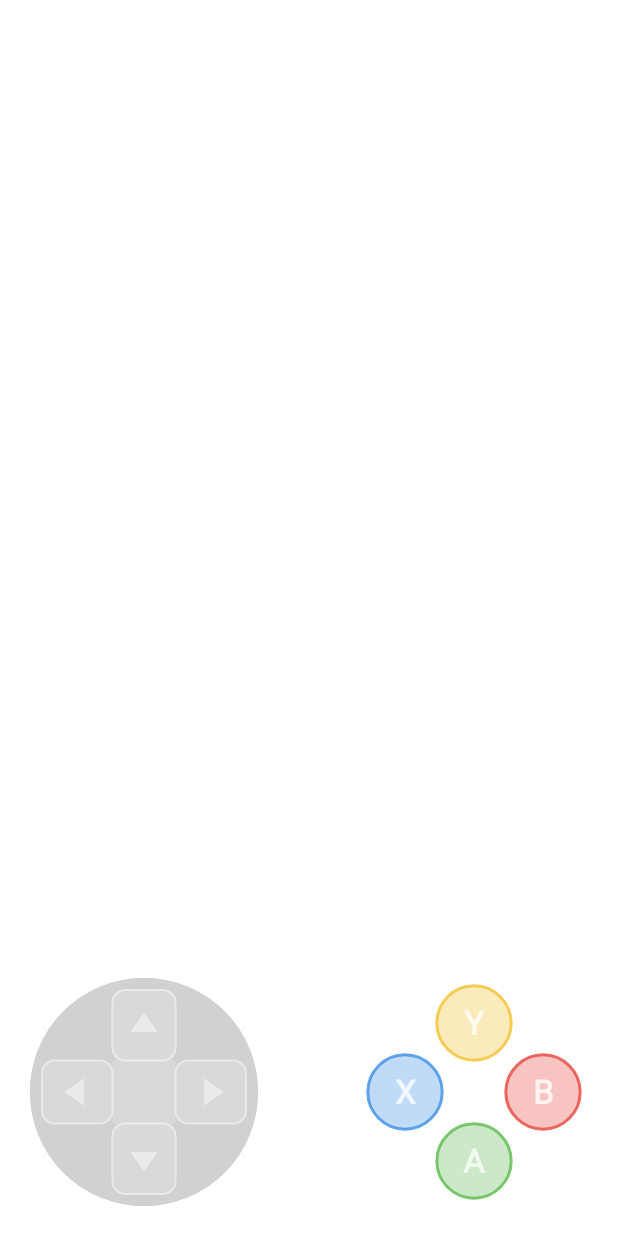
After one commit to biliboobrian/romcloud-native, an Android app built with Jetpack Compose: the composable VirtualPad shown on its own in the app's theme, on a phone screen of 412 x 824 dp. The commit adds this screen. Run offline under Robolectric (Android 15) with nearby library versions, the phone set to English and light mode, and no system bars.

Commit message:
RomCloud Native : manette virtuelle à l'écran façon Xbox (croix, A B X Y, LB / RB, View / Menu, plusieurs doigts) quand aucune manette n'est branchée — réglage automatique, toujours ou jamais

```diff
--- /dev/null
+++ b/romCloudNative/src/main/java/com/romcloud/rcnative/VirtualPad.kt
@@ -0,0 +1,206 @@
+package com.romcloud.rcnative
+
+import android.content.Context
+import android.hardware.input.InputManager
+import android.view.InputDevice
+import androidx.compose.foundation.Canvas
+import androidx.compose.foundation.layout.BoxWithConstraints
+import androidx.compose.foundation.layout.fillMaxSize
+import androidx.compose.runtime.Composable
+import androidx.compose.runtime.getValue
+import androidx.compose.runtime.mutableIntStateOf
+import androidx.compose.runtime.remember
+import androidx.compose.runtime.setValue
+import androidx.compose.ui.Modifier
+import androidx.compose.ui.geometry.CornerRadius
+import androidx.compose.ui.geometry.Offset
+import androidx.compose.ui.geometry.Rect
+import androidx.compose.ui.geometry.Size
+import androidx.compose.ui.graphics.Color
+import androidx.compose.ui.graphics.Path
+import androidx.compose.ui.graphics.drawscope.DrawScope
+import androidx.compose.ui.graphics.drawscope.Stroke
+import androidx.compose.ui.graphics.nativeCanvas
+import androidx.compose.ui.input.pointer.pointerInput
+import androidx.compose.ui.platform.LocalDensity
+import kotlin.math.abs
+import kotlin.math.hypot
+import kotlin.math.min
+
+/** Affichage de la manette virtuelle : selon la présence d'une manette, toujours, ou jamais. */
+enum class VirtualPadMode { AUTO, ALWAYS, NEVER }
+
+object VirtualPadSettings {
+    private const val PREFS = "settings"
+    private const val KEY = "virtual_pad"
+
+    fun mode(context: Context): VirtualPadMode =
+        runCatching { VirtualPadMode.valueOf(context.getSharedPreferences(PREFS, Context.MODE_PRIVATE).getString(KEY, null) ?: "") }
+            .getOrDefault(VirtualPadMode.AUTO)
+
+    fun setMode(context: Context, mode: VirtualPadMode) {
+        context.getSharedPreferences(PREFS, Context.MODE_PRIVATE).edit().putString(KEY, mode.name).apply()
+    }
+
+    /** Une manette physique (USB ou Bluetooth) est-elle branchée ? */
+    fun gamepadConnected(context: Context): Boolean {
+        val input = context.getSystemService(Context.INPUT_SERVICE) as InputManager
+        return input.inputDeviceIds.any { id ->
+            val device = input.getInputDevice(id) ?: return@any false
+            !device.isVirtual && (device.sources and InputDevice.SOURCE_GAMEPAD == InputDevice.SOURCE_GAMEPAD ||
+                device.sources and InputDevice.SOURCE_JOYSTICK == InputDevice.SOURCE_JOYSTICK)
+        }
+    }
+}
+
+/** Zone tactile d'un bouton : cercle (centre, rayon) ou rectangle arrondi (gâchettes, Start, View). */
+private class VButton(val bit: Int, val label: String, val color: Color, val center: Offset, val radius: Float, val rect: Rect? = null) {
+    fun contains(p: Offset, slop: Float): Boolean =
+        rect?.inflate(slop)?.contains(p) ?: (hypot(p.x - center.x, p.y - center.y) <= radius + slop)
+}
+
+/** Disposition des commandes, calculée pour la taille de l'écran (pixels). */
+private class Layout(width: Float, height: Float, unit: Float) {
+    val dpadCenter = Offset(unit * 2.4f, height - unit * 2.4f)
+    val dpadRadius = unit * 1.7f
+    val buttons: List<VButton>
+
+    init {
+        val face = Offset(width - unit * 2.4f, height - unit * 2.4f)
+        val gap = unit * 1.15f
+        val r = unit * 0.62f
+        val shoulder = Size(unit * 2.6f, unit * 1.0f)
+        val small = Size(unit * 1.4f, unit * 0.7f)
+        buttons = listOf(
+            VButton(Pad.A, "A", Color(0xFF5DBB4E), face + Offset(0f, gap), r),
+            VButton(Pad.B, "B", Color(0xFFE5483E), face + Offset(gap, 0f), r),
+            VButton(Pad.X, "X", Color(0xFF3D8FE6), face + Offset(-gap, 0f), r),
+            VButton(Pad.Y, "Y", Color(0xFFF2C230), face + Offset(0f, -gap), r),
+            VButton(Pad.L, "LB", Color.White, Offset.Zero, 0f, Rect(Offset(unit * 0.6f, unit * 0.6f), shoulder)),
+            VButton(Pad.R, "RB", Color.White, Offset.Zero, 0f, Rect(Offset(width - unit * 0.6f - shoulder.width, unit * 0.6f), shoulder)),
+            VButton(Pad.SELECT, "View", Color.White, Offset.Zero, 0f, Rect(Offset(width / 2 - unit * 0.3f - small.width, unit * 0.6f), small)),
+            VButton(Pad.START, "Menu", Color.White, Offset.Zero, 0f, Rect(Offset(width / 2 + unit * 0.3f, unit * 0.6f), small)),
+        )
+    }
+
+    /** Boutons enfoncés par les doigts posés aux points `touches`. */
+    fun pressed(touches: List<Offset>, unit: Float): Int {
+        var bits = 0
+        for (p in touches) {
+            // Croix : direction du doigt par rapport à son centre, huit directions.
+            val d = p - dpadCenter
+            if (hypot(d.x, d.y) <= dpadRadius * 1.35f) {
+                val dead = dpadRadius * 0.25f
+                if (d.x < -dead && abs(d.x) > abs(d.y) * 0.4f) bits = bits or Pad.LEFT
+                if (d.x > dead && abs(d.x) > abs(d.y) * 0.4f) bits = bits or Pad.RIGHT
+                if (d.y < -dead && abs(d.y) > abs(d.x) * 0.4f) bits = bits or Pad.UP
+                if (d.y > dead && abs(d.y) > abs(d.x) * 0.4f) bits = bits or Pad.DOWN
+                continue
+            }
+            // Bouton le plus proche parmi ceux que le doigt touche (avec une marge).
+            buttons.filter { it.contains(p, unit * 0.35f) }
+                .minByOrNull { b -> b.rect?.let { hypot(p.x - it.center.x, p.y - it.center.y) } ?: hypot(p.x - b.center.x, p.y - b.center.y) }
+                ?.let { bits = bits or it.bit }
+        }
+        return bits
+    }
+}
+
+/**
+ * Manette virtuelle aux couleurs d'une manette Xbox, par-dessus le jeu : croix à gauche, A B X Y à
+ * droite, gâchettes LB / RB et boutons View / Menu en haut. Plusieurs doigts à la fois.
+ * `onChange` reçoit les boutons enfoncés (bits de [Pad]) à chaque changement.
+ */
+@Composable
+fun VirtualPad(onChange: (Int) -> Unit, modifier: Modifier = Modifier) {
+    var pressed by remember { mutableIntStateOf(0) }
+    val density = LocalDensity.current
+    BoxWithConstraints(modifier.fillMaxSize()) {
+        val width = constraints.maxWidth.toFloat()
+        val height = constraints.maxHeight.toFloat()
+        // Unité : 40 dp, réduite sur les petits écrans.
+        val unit = min(with(density) { 40f * this.density }, min(width, height) / 7f)
+        val layout = remember(width, height, unit) { Layout(width, height, unit) }
+        Canvas(
+            Modifier.fillMaxSize().pointerInput(layout) {
+                awaitPointerEventScope {
+                    while (true) {
+                        val event = awaitPointerEvent()
+                        val touches = event.changes.filter { it.pressed }.map { it.position }
+                        val bits = layout.pressed(touches, unit)
+                        event.changes.forEach { it.consume() }
+                        if (bits != pressed) {
+                            pressed = bits
+                            onChange(bits)
+                        }
+                    }
+                }
+            },
+        ) {
+            drawDpad(layout, pressed)
+            layout.buttons.forEach { drawButton(it, pressed and it.bit != 0, unit) }
+        }
+    }
+}
+
+private val idle = Color.White.copy(alpha = 0.18f)
+private val outline = Color.White.copy(alpha = 0.45f)
+
+private fun DrawScope.drawDpad(layout: Layout, pressed: Int) {
+    val c = layout.dpadCenter
+    val r = layout.dpadRadius
+    val w = r * 0.62f
+    drawCircle(Color.Black.copy(alpha = 0.18f), r * 1.12f, c)
+    // Quatre branches de la croix, éclairées quand leur direction est enfoncée.
+    val arms = listOf(
+        Pad.UP to Rect(Offset(c.x - w / 2, c.y - r), Size(w, r - w / 2)),
+        Pad.DOWN to Rect(Offset(c.x - w / 2, c.y + w / 2), Size(w, r - w / 2)),
+        Pad.LEFT to Rect(Offset(c.x - r, c.y - w / 2), Size(r - w / 2, w)),
+        Pad.RIGHT to Rect(Offset(c.x + w / 2, c.y - w / 2), Size(r - w / 2, w)),
+    )
+    for ((bit, rect) in arms) {
+        drawRoundRect(if (pressed and bit != 0) Color.White.copy(alpha = 0.6f) else idle, rect.topLeft, rect.size, CornerRadius(w * 0.2f))
+        drawRoundRect(outline, rect.topLeft, rect.size, CornerRadius(w * 0.2f), style = Stroke(2f))
+    }
+    drawRect(idle, Offset(c.x - w / 2, c.y - w / 2), Size(w, w))
+    // Flèches sur les branches.
+    val a = w * 0.22f
+    for ((dx, dy) in listOf(0f to -1f, 0f to 1f, -1f to 0f, 1f to 0f)) {
+        val tip = c + Offset(dx, dy) * (r * 0.78f)
+        val base = c + Offset(dx, dy) * (r * 0.78f - a * 1.4f)
+        val side = Offset(-dy, dx) * a
+        val path = Path().apply {
+            moveTo(tip.x, tip.y)
+            lineTo(base.x + side.x, base.y + side.y)
+            lineTo(base.x - side.x, base.y - side.y)
+            close()
+        }
+        drawPath(path, outline)
+    }
+}
+
+private fun DrawScope.drawButton(b: VButton, down: Boolean, unit: Float) {
+    val fill = if (down) b.color.copy(alpha = 0.75f) else b.color.copy(alpha = if (b.rect == null) 0.32f else 0.16f)
+    val rect = b.rect
+    if (rect != null) {
+        drawRoundRect(fill, rect.topLeft, rect.size, CornerRadius(rect.height / 2))
+        drawRoundRect(outline, rect.topLeft, rect.size, CornerRadius(rect.height / 2), style = Stroke(2f))
+    } else {
+        drawCircle(fill, b.radius, b.center)
+        drawCircle(b.color.copy(alpha = 0.8f), b.radius, b.center, style = Stroke(3f))
+    }
+    val center = rect?.center ?: b.center
+    val size = if (rect == null) unit * 0.55f else unit * 0.38f
+    drawContext.canvas.nativeCanvas.drawText(
+        b.label,
+        center.x,
+        center.y + size * 0.36f,
+        android.graphics.Paint().apply {
+            isAntiAlias = true
+            textAlign = android.graphics.Paint.Align.CENTER
+            textSize = size
+            isFakeBoldText = true
+            color = android.graphics.Color.argb(if (down) 255 else 200, 255, 255, 255)
+        },
+    )
+}
--- a/romCloudNative/src/main/res/values/strings.xml
+++ b/romCloudNative/src/main/res/values/strings.xml
@@ -22,4 +22,7 @@
     <string name="running">Running…</string>
     <string name="finished">Game ended (exit code %1$d)</string>
     <string name="stopped_error">Stopped: %1$s</string>
-</resources>
+    <string name="virtual_pad">Virtual gamepad</string>
+    <string name="virtual_pad_auto">When no gamepad is connected</string>
+    <string name="virtual_pad_always">Always</string>
+    <string name="virtual_pad_never">Never</string></resources>
```
Also changed, not shown: romCloudNative/src/main/java/com/romcloud/rcnative/MainActivity.kt (+41 -1 lines), romCloudNative/src/main/java/com/romcloud/rcnative/PortActivity.kt (+51 -3 lines), 1 other file.
